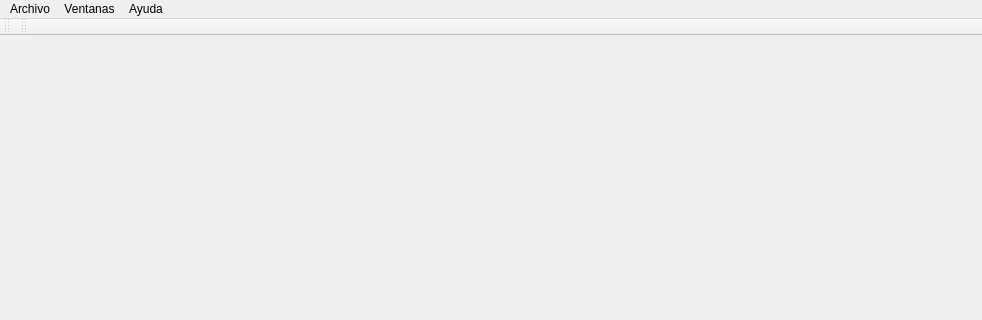
Before: the Qt Designer form src/forms/mainwindow.ui in alu0100585704/VPO, drawn with Qt 5; both pictures show x 0 to 982 and y 0 to 320 of the 982 by 701 pixel window.
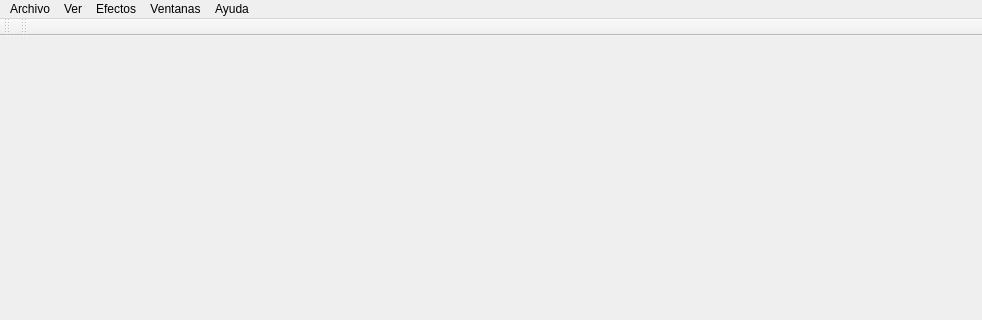
After: the same form once the commit is applied.

```diff
--- a/src/forms/mainwindow.ui
+++ b/src/forms/mainwindow.ui
@@ -43,7 +43,24 @@
      <string>Ventanas</string>
     </property>
    </widget>
+   <widget class="QMenu" name="menuEfectos">
+    <property name="title">
+     <string>Efectos</string>
+    </property>
+    <addaction name="actionEscala_de_Grises"/>
+    <addaction name="actionBrillo"/>
+    <addaction name="actionContraste"/>
+   </widget>
+   <widget class="QMenu" name="menuInformaci_n">
+    <property name="title">
+     <string>Ver</string>
+    </property>
+    <addaction name="actionHistograma_absoluto"/>
+    <addaction name="actionHistograma_Acumulativo"/>
+   </widget>
    <addaction name="menuArchivo"/>
+   <addaction name="menuInformaci_n"/>
+   <addaction name="menuEfectos"/>
    <addaction name="menuVentanas"/>
    <addaction name="menuAyuda"/>
   </widget>
```
Left out of the diff: 25 changed lines with no effect on the pictures.
